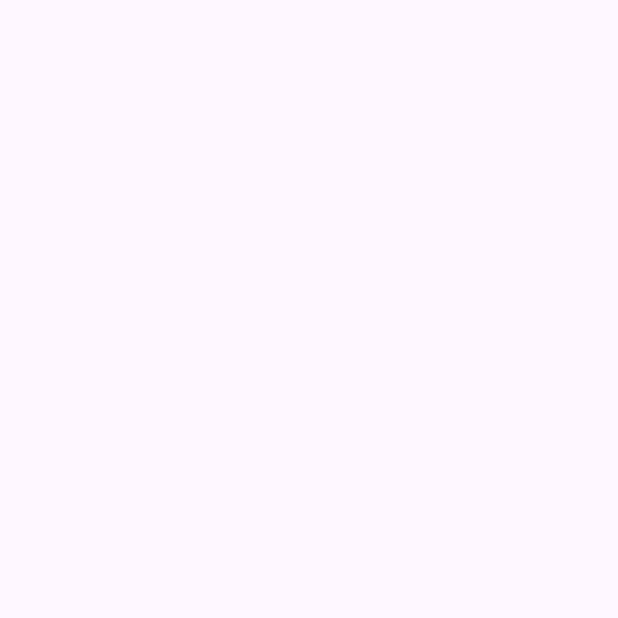
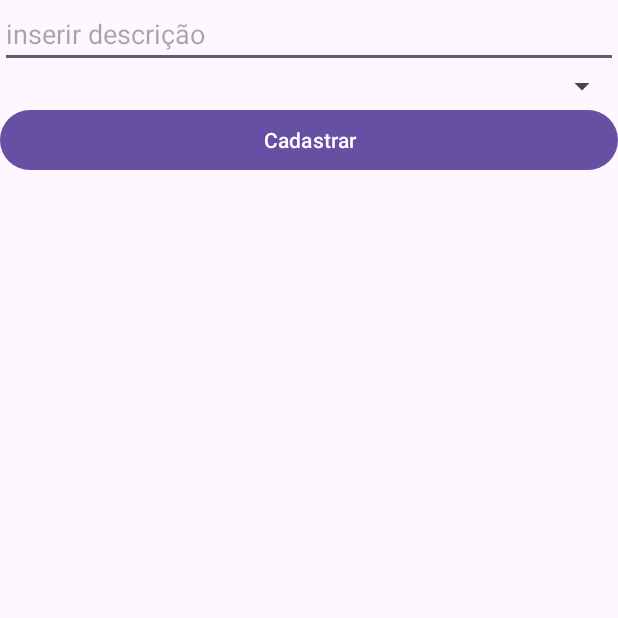
Before and after one commit to 3DUTEX/TarefasFamilia-APP, an Android app: the screen it shows after launch (InserirTarefa), on a phone screen of 412 x 824 dp, the top half of it. Before the commit the part shown is empty. Run offline under Robolectric (Android 15) with nearby library versions, the phone set to English and light mode, and no system bars.

Commit message:
layout inserir tarefa pronto

```diff
--- a/app/src/main/java/com/example/tarefasfamilia/InserirTarefa.java
+++ b/app/src/main/java/com/example/tarefasfamilia/InserirTarefa.java
@@ -6,6 +6,7 @@ import android.os.Bundle;
 
 public class InserirTarefa extends AppCompatActivity {
 
+
     @Override
     protected void onCreate(Bundle savedInstanceState) {
         super.onCreate(savedInstanceState);
--- a/app/src/main/res/layout/activity_inserir_tarefa.xml
+++ b/app/src/main/res/layout/activity_inserir_tarefa.xml
@@ -1,9 +1,27 @@
 <?xml version="1.0" encoding="utf-8"?>
-<androidx.constraintlayout.widget.ConstraintLayout xmlns:android="http://schemas.android.com/apk/res/android"
+<LinearLayout xmlns:android="http://schemas.android.com/apk/res/android"
+    android:orientation="vertical"
     xmlns:app="http://schemas.android.com/apk/res-auto"
     xmlns:tools="http://schemas.android.com/tools"
     android:layout_width="match_parent"
     android:layout_height="match_parent"
     tools:context=".InserirTarefa">
 
-</androidx.constraintlayout.widget.ConstraintLayout>
+    <EditText
+        android:layout_width="match_parent"
+        android:layout_height="wrap_content"
+        android:id="@+id/editTextDesc"
+        android:hint="inserir descrição"/>
+
+    <Spinner
+        android:layout_width="match_parent"
+        android:layout_height="wrap_content"
+        android:id="@+id/spinnerResponsavel"/>
+
+    <Button
+        android:id="@+id/buttonCadastrar"
+        android:layout_width="match_parent"
+        android:layout_height="wrap_content"
+        android:text="Cadastrar" />
+
+</LinearLayout>
```
